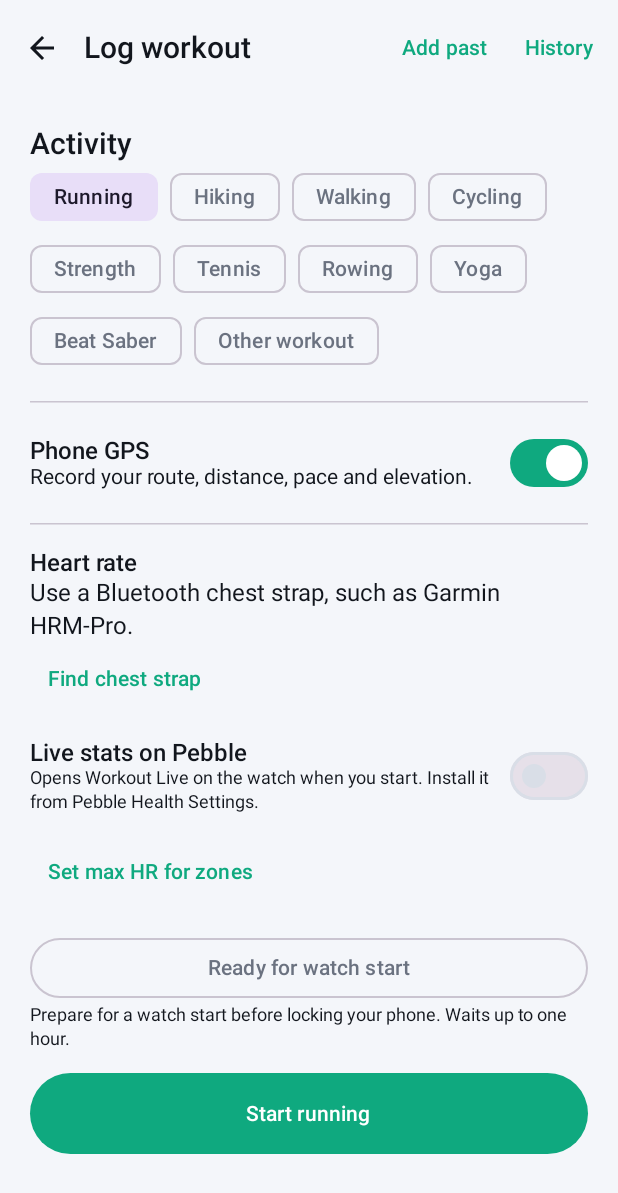
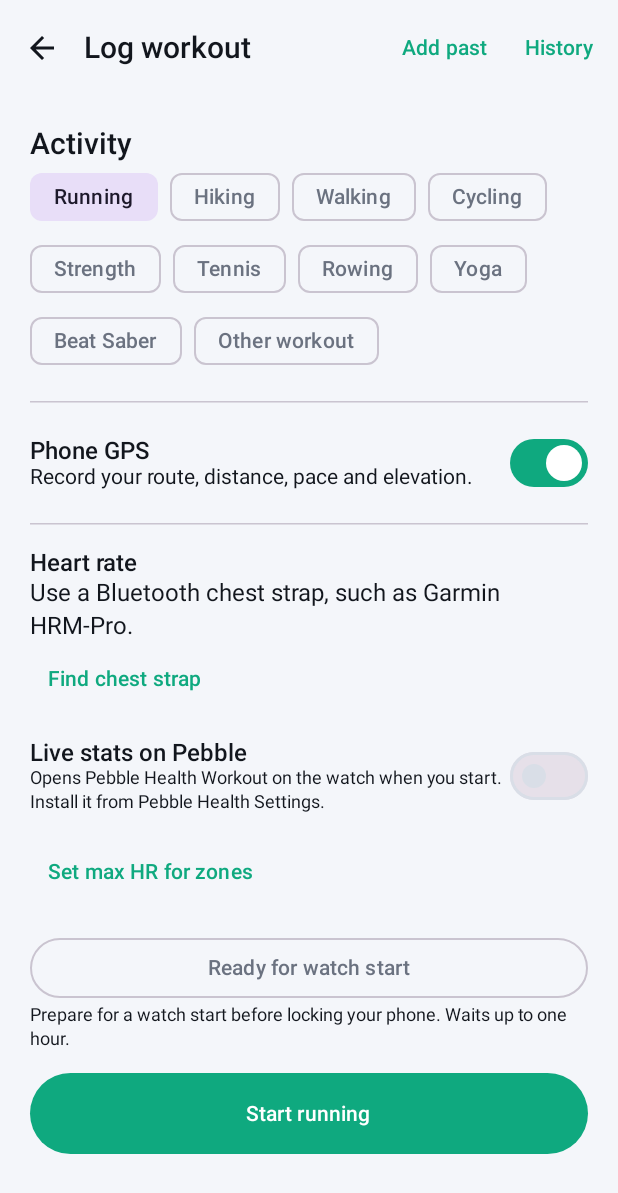
Before and after one commit to icewall905/pebble-health, an Android app built with Jetpack Compose: the screen it shows after launch (WorkoutActivity), after a tap on "Record workout", on a phone screen of 412 x 824 dp. Shown: the top 1193 px of the screen. Run offline under Robolectric (Android 15) with nearby library versions, the phone set to English and light mode, and no system bars; 2 statements that could not run were skipped.

Commit message:
Brand the Pebble Health Workout watch app

```diff
--- a/app/src/main/java/org/tdgs/ph/ui/screens/SettingsScreen.kt
+++ b/app/src/main/java/org/tdgs/ph/ui/screens/SettingsScreen.kt
@@ -79,7 +79,7 @@ fun SettingsScreen(repo: Repository) {
                 Text("Workouts", style = MaterialTheme.typography.titleMedium)
                 InstallWorkoutWatch()
                 Row(Modifier.fillMaxWidth(), Arrangement.SpaceBetween, Alignment.CenterVertically) {
-                    Text("Launch Workout Live on start")
+                    Text("Launch Pebble Health Workout on start", Modifier.weight(1f))
                     Switch(watch, { watch = it; workoutPreferences.edit().putBoolean("mirror_watch", it).apply() })
                 }
                 Row(Modifier.fillMaxWidth(), Arrangement.SpaceBetween, Alignment.CenterVertically) {
--- a/app/src/main/java/org/tdgs/ph/workout/InstallWorkoutWatch.kt
+++ b/app/src/main/java/org/tdgs/ph/workout/InstallWorkoutWatch.kt
@@ -41,7 +41,7 @@ internal fun InstallWorkoutWatch() {
             val intent = withContext(Dispatchers.IO) {
                 runCatching {
                     val directory = File(context.cacheDir, "watchapps").apply { mkdirs() }
-                    val file = File(directory, "Workout-Live.pbw")
+                    val file = File(directory, "Pebble-Health-Workout.pbw")
                     context.assets.open(file.name).use { input -> file.outputStream().use { input.copyTo(it) } }
                     val uri = FileProvider.getUriForFile(context, "${context.packageName}.watchapps", file)
                     Intent(Intent.ACTION_VIEW).setDataAndType(uri, "application/octet-stream")
@@ -52,5 +52,5 @@ internal fun InstallWorkoutWatch() {
                 Toast.makeText(context, "Could not open the watch app in the selected Pebble app.", Toast.LENGTH_LONG).show()
             }
         }
-    }) { Text("Install Workout Live on Pebble") }
+    }) { Text("Install Pebble Health Workout on Pebble") }
 }
--- a/app/src/main/java/org/tdgs/ph/workout/LiveStats.kt
+++ b/app/src/main/java/org/tdgs/ph/workout/LiveStats.kt
@@ -74,9 +74,9 @@ internal class WorkoutWatch(context: Context) : AutoCloseable {
             results.isEmpty() -> "No connected watch reported. Check PebbleKit 2 in your watch app."
             results.values.any { it == TransmissionResult.Success } -> "Live stats on Pebble"
             results.values.any { it == TransmissionResult.FailedNoPermissions } ->
-                "Reinstall Workout Live and allow Pebble Health in your watch companion."
+                "Reinstall Pebble Health Workout and allow Pebble Health in your watch companion."
             results.values.any { it == TransmissionResult.FailedDifferentAppOpen } ->
-                "Open Workout Live on your Pebble."
+                "Open Pebble Health Workout on your Pebble."
             else -> "Waiting for the watch to acknowledge live stats…"
         }
     }
--- a/app/src/main/java/org/tdgs/ph/workout/WatchWorkoutCommands.kt
+++ b/app/src/main/java/org/tdgs/ph/workout/WatchWorkoutCommands.kt
@@ -120,7 +120,7 @@ class WatchWorkoutCommands : BasePebbleListenerService() {
             manager.notify(NOTIFICATION, Notification.Builder(context, CHANNEL)
                 .setSmallIcon(android.R.drawable.ic_media_play)
                 .setContentTitle("Start ${sport.label.lowercase()}")
-                .setContentText("Requested from Workout Live on your Pebble.")
+                .setContentText("Requested from Pebble Health Workout on your Pebble.")
                 .setContentIntent(open)
                 .setTimeoutAfter(120_000L)
                 .setAutoCancel(true)
--- a/app/src/main/java/org/tdgs/ph/workout/WorkoutActivity.kt
+++ b/app/src/main/java/org/tdgs/ph/workout/WorkoutActivity.kt
@@ -351,7 +351,7 @@ private fun Setup(visible: Boolean, watchSport: Sport?) {
             Row(Modifier.fillMaxWidth(), Arrangement.SpaceBetween, Alignment.CenterVertically) {
                 Column(Modifier.weight(1f)) {
                     Text("Live stats on Pebble", style = MaterialTheme.typography.titleMedium)
-                    Text("Opens Workout Live on the watch when you start. Install it from Pebble Health Settings.",
+                    Text("Opens Pebble Health Workout on the watch when you start. Install it from Pebble Health Settings.",
                         style = MaterialTheme.typography.bodySmall)
                 }
                 Switch(mirrorWatch, { mirrorWatch = it; settings.edit().putBoolean("mirror_watch", it).apply() })
@@ -378,7 +378,7 @@ private fun Setup(visible: Boolean, watchSport: Sport?) {
                     if (permissions.isEmpty()) armWatch() else armPermission.launch(permissions.toTypedArray())
                 }
             }) { Text(if (armed) "Stop waiting for watch" else "Ready for watch start") }
-            Text(if (armed) "Open Workout Live on your Pebble and pick a sport."
+            Text(if (armed) "Open Pebble Health Workout on your Pebble and pick a sport."
                 else "Prepare for a watch start before locking your phone. Waits up to one hour.",
                 style = MaterialTheme.typography.bodySmall)
         }
@@ -459,7 +459,7 @@ private fun Recording(state: LiveWorkout) {
                         state.strapBattery?.let { Text("Chest strap battery: $it%") }
                         if (state.watchStatus.isNotEmpty()) Text(state.watchStatus)
                         if (state.mirrorWatch && state.watchStatus != "Live stats on Pebble") {
-                            TextButton(onClick = { command(WorkoutRecorder.OPEN_WATCH) }) { Text("Open Workout Live") }
+                            TextButton(onClick = { command(WorkoutRecorder.OPEN_WATCH) }) { Text("Open Pebble Health Workout") }
                         }
                     }
                 }
--- a/app/src/main/java/org/tdgs/ph/workout/WorkoutRecorder.kt
+++ b/app/src/main/java/org/tdgs/ph/workout/WorkoutRecorder.kt
@@ -244,7 +244,7 @@ internal class WorkoutRecorder : Service(), LocationListener {
         live.value = LiveWorkout(
             workout,
             mirrorWatch = mirrorWatch,
-            watchStatus = if (mirrorWatch) "Opening Workout Live on Pebble…" else "",
+            watchStatus = if (mirrorWatch) "Opening Pebble Health Workout on Pebble…" else "",
             maxBpm = getSharedPreferences("workout_setup", 0).getInt("max_bpm", 0),
             gpsStatus = if (gps && !wantsGps) "Precise location permission unavailable" else "",
         )
@@ -269,7 +269,7 @@ internal class WorkoutRecorder : Service(), LocationListener {
 
     private fun launchWatch() {
         val connection = watch ?: return
-        live.value?.let { live.value = it.copy(watchStatus = "Opening Workout Live on Pebble…") }
+        live.value?.let { live.value = it.copy(watchStatus = "Opening Pebble Health Workout on Pebble…") }
         val previous = watchJob
         watchJob = watchScope.launch {
             try {
@@ -462,7 +462,7 @@ internal class WorkoutRecorder : Service(), LocationListener {
             .setSmallIcon(android.R.drawable.ic_media_play)
             .setContentTitle(sport?.label ?: "Ready for watch start")
             .setContentText(when {
-                sport == null -> "Open Workout Live on your Pebble to start."
+                sport == null -> "Open Pebble Health Workout on your Pebble to start."
                 live.value?.paused == true -> "Workout paused"
                 else -> "Workout recording"
             })
```
Also changed, not shown: 7 other files.
